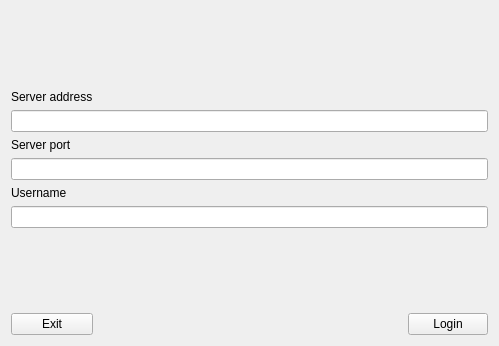
Qt form login_view.ui (topseli/PyChat) before a commit.
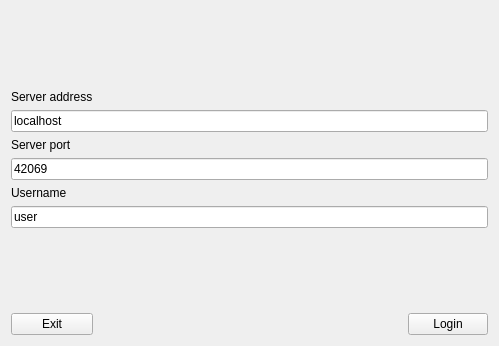
The same form after that commit.

Patch:
```diff
--- a/login_view.ui
+++ b/login_view.ui
@@ -15,10 +15,24 @@
   </property>
   <layout class="QGridLayout" name="gridLayout">
    <item row="10" column="0" colspan="3">
-    <widget class="QLineEdit" name="username_input"/>
+    <widget class="QLineEdit" name="username_input">
+     <property name="text">
+      <string>user</string>
+     </property>
+     <property name="placeholderText">
+      <string>user</string>
+     </property>
+    </widget>
    </item>
    <item row="3" column="0" colspan="3">
-    <widget class="QLineEdit" name="address_input"/>
+    <widget class="QLineEdit" name="address_input">
+     <property name="text">
+      <string>localhost</string>
+     </property>
+     <property name="placeholderText">
+      <string/>
+     </property>
+    </widget>
    </item>
    <item row="12" column="2">
     <widget class="QPushButton" name="login_button">
@@ -49,7 +63,14 @@
     </widget>
    </item>
    <item row="6" column="0" colspan="3">
-    <widget class="QLineEdit" name="port_input"/>
+    <widget class="QLineEdit" name="port_input">
+     <property name="text">
+      <string>42069</string>
+     </property>
+     <property name="placeholderText">
+      <string/>
+     </property>
+    </widget>
    </item>
    <item row="12" column="0">
     <widget class="QPushButton" name="exit_button">
```
